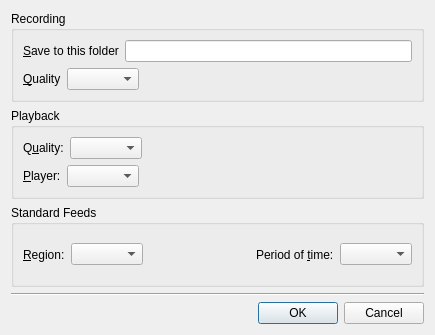
The window that src/configdialog.ui (smplayer-dev/smtube) describes before a commit, drawn with Qt 5.
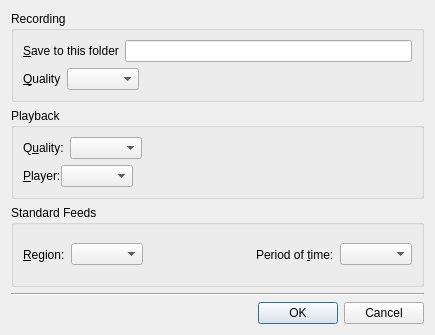
The same window after the commit. Custom widgets are drawn as their Qt base class.

Commit message: Hide only the players combo if USE_PLAYERS is not defined

```diff
--- a/src/configdialog.ui
+++ b/src/configdialog.ui
@@ -13,13 +13,13 @@
   <property name="windowTitle">
    <string>Settings</string>
   </property>
-  <layout class="QVBoxLayout" name="verticalLayout">
+  <layout class="QVBoxLayout" name="verticalLayout_2">
    <item>
     <widget class="QGroupBox" name="recording_group">
      <property name="title">
       <string>Recording</string>
      </property>
-     <layout class="QVBoxLayout" name="verticalLayout_2">
+     <layout class="QVBoxLayout" name="verticalLayout_3">
       <item>
        <layout class="QHBoxLayout" name="horizontalLayout">
         <item>
@@ -79,7 +79,7 @@
      <property name="title">
       <string>Playback</string>
      </property>
-     <layout class="QVBoxLayout" name="verticalLayout_3">
+     <layout class="QVBoxLayout" name="verticalLayout">
       <item>
        <layout class="QHBoxLayout" name="horizontalLayout_2">
         <item>
@@ -111,7 +111,14 @@
        </layout>
       </item>
       <item>
+       <widget class="QWidget" name="player_widget" native="true">
        <layout class="QHBoxLayout" name="horizontalLayout_4">
+         <property name="spacing">
+          <number>0</number>
+         </property>
+         <property name="margin">
+          <number>0</number>
+         </property>
         <item>
          <widget class="QLabel" name="label_2">
           <property name="text">
@@ -139,6 +146,7 @@
          </spacer>
         </item>
        </layout>
+       </widget>
       </item>
      </layout>
     </widget>
```
Lines whose indentation alone changed are shown as unchanged. The commit also changes 1 other file.
